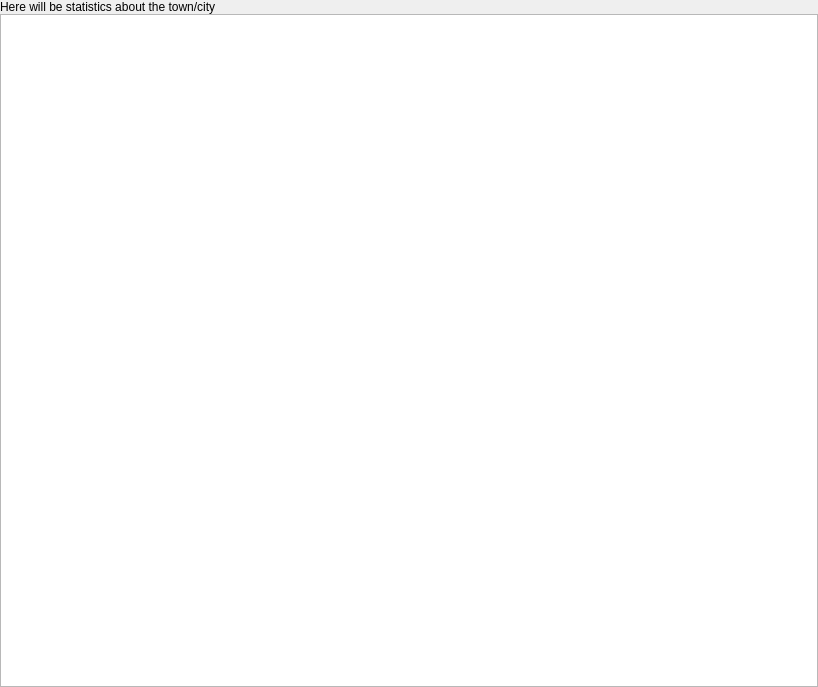
First picture: the form in src/mainwindow.ui, repository kokhnovich/PaperTown, before the edit.
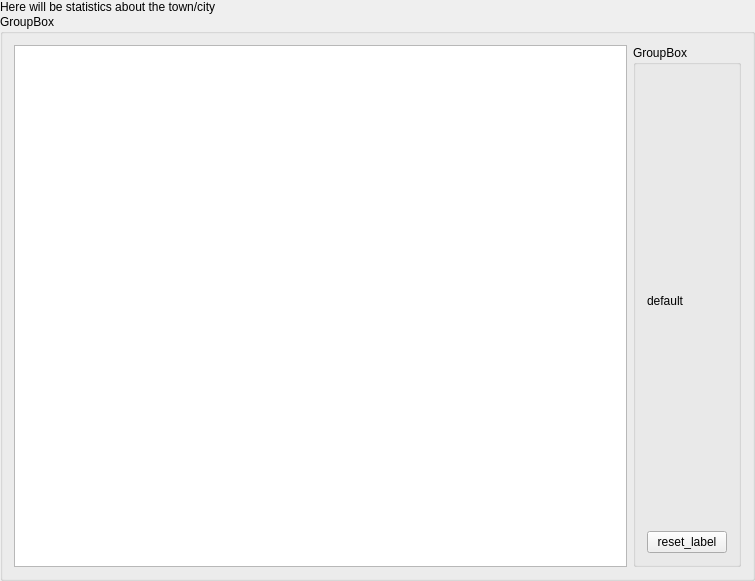
Second picture: the form after the edit.

```diff
--- a/src/mainwindow.ui
+++ b/src/mainwindow.ui
@@ -6,8 +6,8 @@
    <rect>
     <x>0</x>
     <y>0</y>
-    <width>818</width>
-    <height>687</height>
+    <width>755</width>
+    <height>581</height>
    </rect>
   </property>
   <property name="windowTitle">
@@ -38,13 +38,45 @@
      </widget>
     </item>
     <item>
+     <widget class="QGroupBox" name="groupBox">
+      <property name="title">
+       <string>GroupBox</string>
+      </property>
+      <layout class="QHBoxLayout" name="horizontalLayout">
+       <item>
      <widget class="QGraphicsView" name="graphicsView">
       <property name="maximumSize">
        <size>
         <width>16777215</width>
-        <height>16777215</height>
-       </size>
-      </property>
+           <height>632</height>
+          </size>
+         </property>
+        </widget>
+       </item>
+       <item>
+        <widget class="QGroupBox" name="groupBox_2">
+         <property name="title">
+          <string>GroupBox</string>
+         </property>
+         <layout class="QVBoxLayout" name="verticalLayout_2">
+          <item>
+           <widget class="QLabel" name="debug_label">
+            <property name="text">
+             <string>default</string>
+            </property>
+           </widget>
+          </item>
+          <item>
+           <widget class="QPushButton" name="debug_push_button">
+            <property name="text">
+             <string>reset_label</string>
+            </property>
+           </widget>
+          </item>
+         </layout>
+        </widget>
+       </item>
+      </layout>
      </widget>
     </item>
    </layout>
```
Lines whose indentation alone changed are shown as unchanged.
